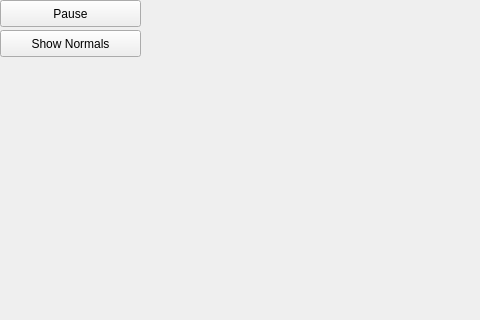
Qt form kpoApp.ui (jbeuckm/kinect_pcl_osc_qt) before a commit; both pictures show x 0 to 480 and y 0 to 320 of the 932 by 521 pixel window.
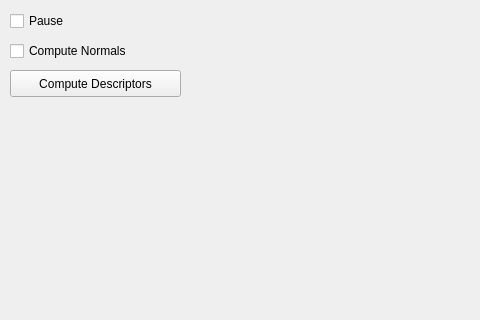
The same form after that commit. Custom widgets are drawn as their Qt base class.

Commit message: changed over to check boxes

Diff of the .ui file:
```diff
--- a/kpoApp.ui
+++ b/kpoApp.ui
@@ -139,27 +139,40 @@
    <widget class="QPushButton" name="PauseButton">
     <property name="geometry">
      <rect>
-      <x>0</x>
-      <y>0</y>
-      <width>141</width>
+      <x>10</x>
+      <y>70</y>
+      <width>171</width>
       <height>27</height>
+     </rect>
+    </property>
+    <property name="text">
+     <string>Compute Descriptors</string>
+    </property>
+   </widget>
+   <widget class="QCheckBox" name="pauseCheckBox">
+    <property name="geometry">
+     <rect>
+      <x>10</x>
+      <y>10</y>
+      <width>97</width>
+      <height>22</height>
      </rect>
     </property>
     <property name="text">
      <string>Pause</string>
     </property>
    </widget>
-   <widget class="QPushButton" name="ShowNormalsButton">
+   <widget class="QCheckBox" name="computeNormalsCheckbox">
     <property name="geometry">
      <rect>
-      <x>0</x>
-      <y>30</y>
-      <width>141</width>
-      <height>27</height>
+      <x>10</x>
+      <y>40</y>
+      <width>151</width>
+      <height>22</height>
      </rect>
     </property>
     <property name="text">
-     <string>Show Normals</string>
+     <string>Compute Normals</string>
     </property>
    </widget>
   </widget>
```
Left out of the diff: 2 changed lines with no effect on the pictures. The commit also changes 3 other files.
